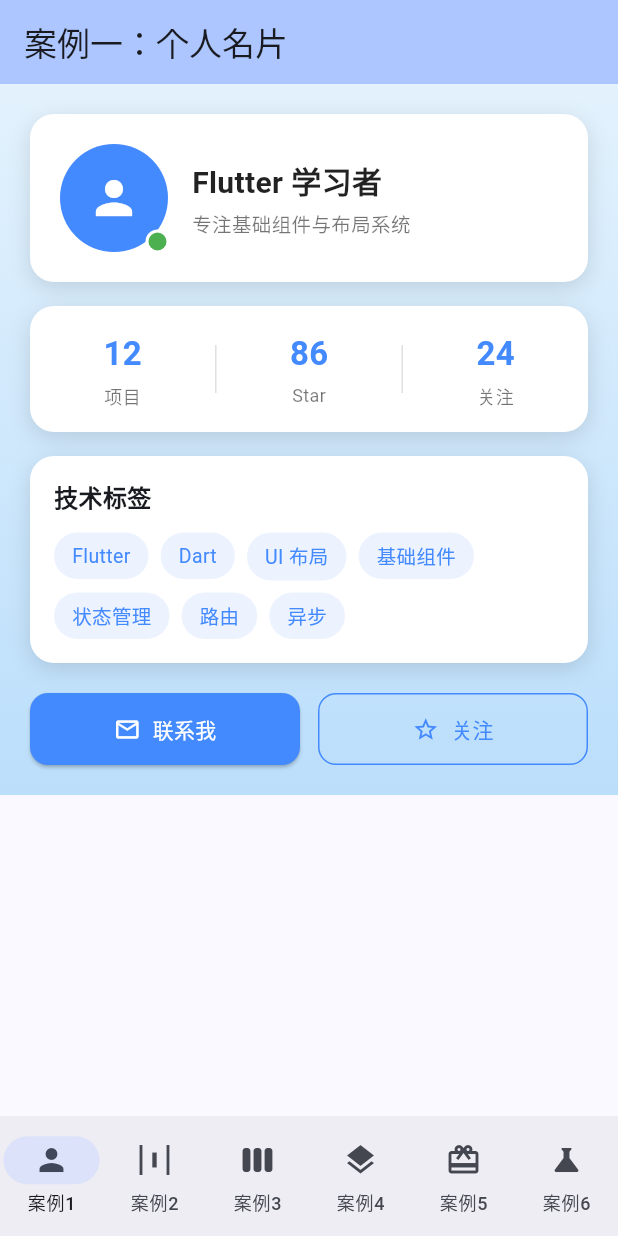
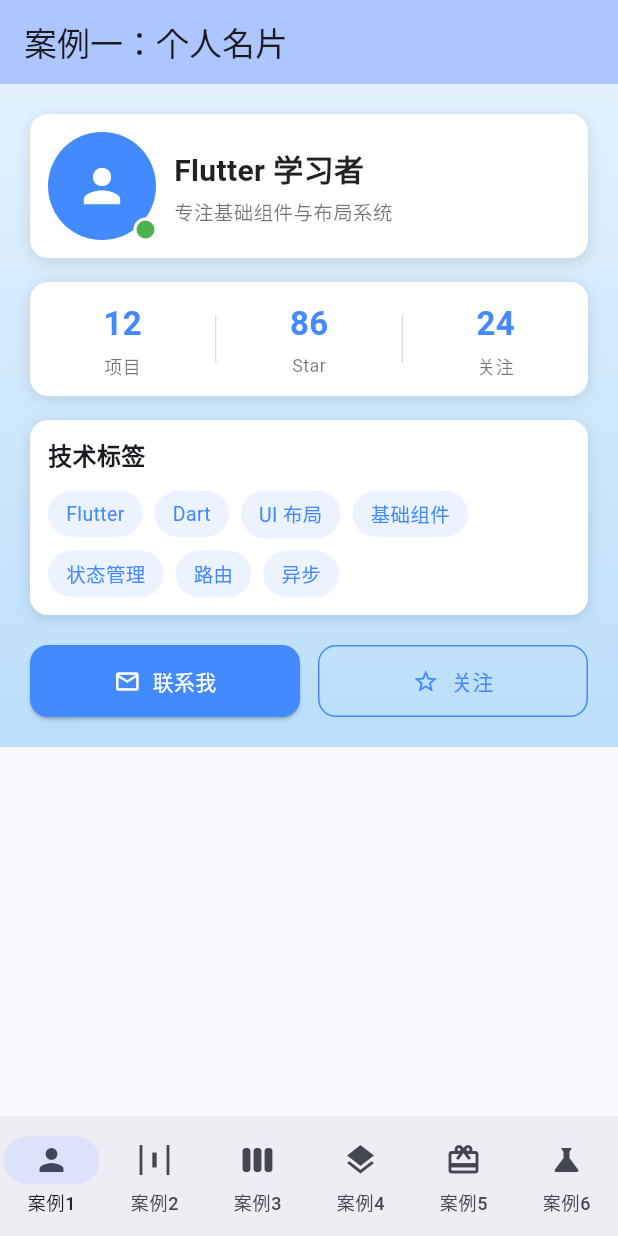
Before and after one commit to Yunbianer/lecture6, a Flutter app: the screen it shows after launch, on a phone screen of 412 x 824 dp. Run offline on Flutter 3.47's test engine with Material 3 defaults, Android fonts, the phone set to English and light mode, and no system bars.

Commit message:
fix: align profile card with course card spec
Use the guide card recipe: 12 radius, 12 padding, blur 8, offset (0,2), and 12px avatar-text gap. Verified no overflow at 320/375/1024.

```diff
--- a/lib/pages/case1_profile_card.dart
+++ b/lib/pages/case1_profile_card.dart
@@ -53,15 +53,15 @@ class Case1ProfileCard extends StatelessWidget {
   }
 }
 
-/// 卡片统一装饰：白底 + 16 圆角 + 轻阴影，避免每个卡片重复书写
+/// 卡片统一装饰：白底 + 12 圆角 + 轻阴影，避免每个卡片重复书写
 const BoxDecoration _cardDecoration = BoxDecoration(
   color: Colors.white,
-  borderRadius: BorderRadius.all(Radius.circular(16)),
+  borderRadius: BorderRadius.all(Radius.circular(12)),
   boxShadow: [
     BoxShadow(
       color: Colors.black12,
-      blurRadius: 12,
-      offset: Offset(0, 4),
+      blurRadius: 8,
+      offset: Offset(0, 2),
     ),
   ],
 );
@@ -73,7 +73,7 @@ class _ProfileHeader extends StatelessWidget {
   @override
   Widget build(BuildContext context) {
     return Container(
-      padding: const EdgeInsets.all(20),
+      padding: const EdgeInsets.all(12),
       decoration: _cardDecoration,
       child: Row(
         children: [
@@ -101,7 +101,7 @@ class _ProfileHeader extends StatelessWidget {
               ),
             ],
           ),
-          const SizedBox(width: 16),
+          const SizedBox(width: 12),
           // Expanded 约束文字宽度，长文本不会把头像挤出屏幕
           const Expanded(
             child: Column(
@@ -140,7 +140,7 @@ class _StatsCard extends StatelessWidget {
   @override
   Widget build(BuildContext context) {
     return Container(
-      padding: const EdgeInsets.symmetric(vertical: 16),
+      padding: const EdgeInsets.symmetric(vertical: 12),
       decoration: _cardDecoration,
       child: Row(
         children: [
@@ -200,7 +200,7 @@ class _TagsCard extends StatelessWidget {
   @override
   Widget build(BuildContext context) {
     return Container(
-      padding: const EdgeInsets.all(16),
+      padding: const EdgeInsets.all(12),
       decoration: _cardDecoration,
       child: Column(
         crossAxisAlignment: CrossAxisAlignment.start,
```
